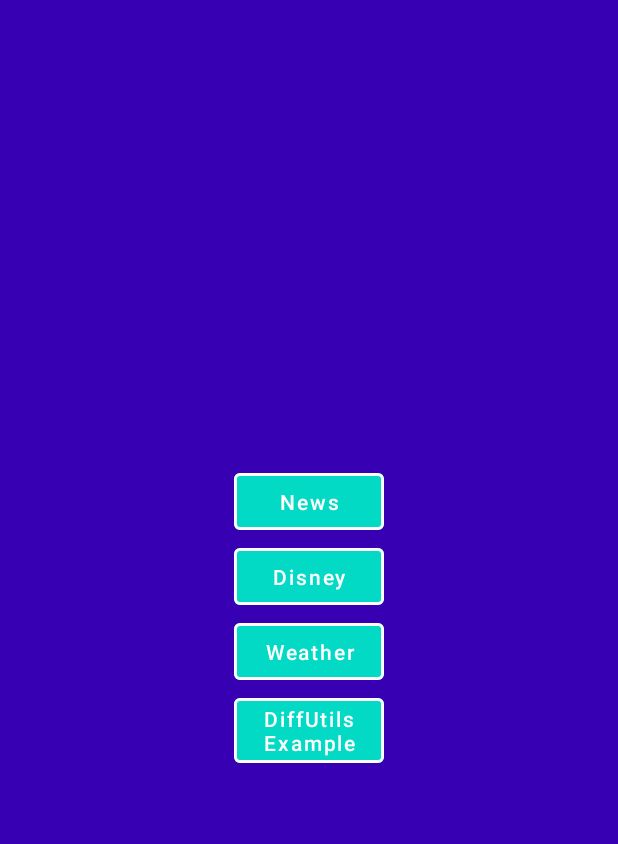
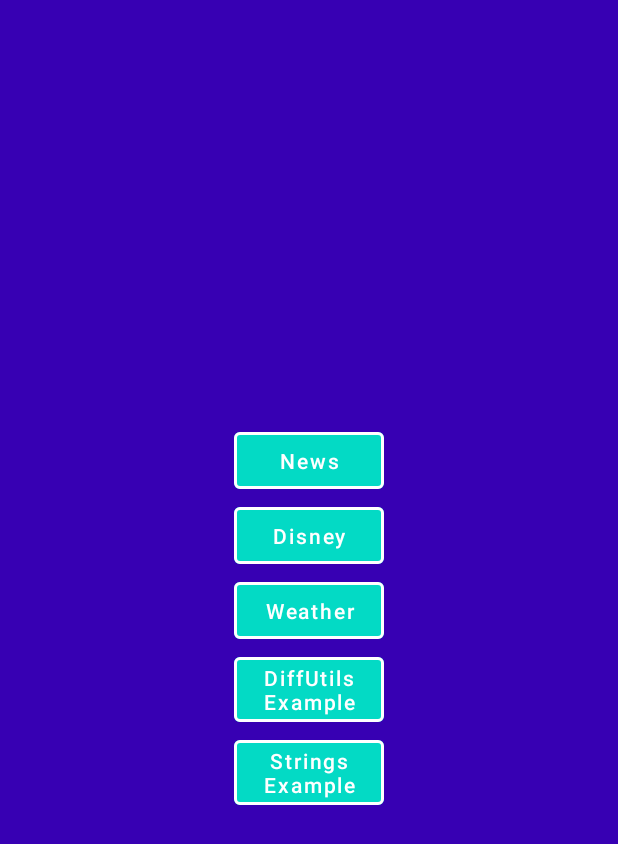
Before and after one commit to ziselos/AndroidLessonsPart2, an Android app: the screen it shows after launch (HomeActivity), on a phone screen of 412 x 824 dp. Shown: the top 844 px of the screen. Run offline under Robolectric (Android 15) with nearby library versions, the phone set to English and light mode, and no system bars.

Commit message:
Locale example

```diff
--- a/app/src/main/AndroidManifest.xml
+++ b/app/src/main/AndroidManifest.xml
@@ -30,6 +30,7 @@
         <activity android:name=".ui.activity.WeatherCitiesActivity"/>
         <activity android:name=".ui.activity.WeatherForecastActivity"/>
         <activity android:name=".ui.activity.DiffUtilExampleActivity"/>
+        <activity android:name=".ui.activity.StringsExampleActivity"/>
     </application>
 
 </manifest>
--- a/app/src/main/java/com/example/androidlessonspart2/ui/activity/HomeActivity.kt
+++ b/app/src/main/java/com/example/androidlessonspart2/ui/activity/HomeActivity.kt
@@ -43,6 +43,12 @@ class HomeActivity: AppCompatActivity() {
                     startActivity(it)
                 }
             }
+
+            stringsExample.setOnClickListener {
+                Intent(this@HomeActivity, StringsExampleActivity::class.java).also {
+                    startActivity(it)
+                }
+            }
         }
     }
 
--- a/app/src/main/res/layout/activity_home.xml
+++ b/app/src/main/res/layout/activity_home.xml
@@ -70,6 +70,19 @@
             style="@style/Widget.MaterialComponents.Button.OutlinedButton"
             android:textSize="@dimen/common_text_size_fourteen"/>
 
+        <com.google.android.material.button.MaterialButton
+            android:id="@+id/stringsExample"
+            android:layout_width="@dimen/common_one_hundred_dp"
+            android:layout_height="wrap_content"
+            android:text="Strings Example"
+            android:textAllCaps="false"
+            android:textColor="@color/white"
+            app:strokeColor="@color/white"
+            app:backgroundTint="@color/teal_200"
+            app:strokeWidth="2dp"
+            style="@style/Widget.MaterialComponents.Button.OutlinedButton"
+            android:textSize="@dimen/common_text_size_fourteen"/>
+
 
     </LinearLayout>
 
--- a/app/src/main/res/values/strings.xml
+++ b/app/src/main/res/values/strings.xml
@@ -13,6 +13,7 @@
     <string name="demo_screen_subtitle">Subtitle</string>
     <string name="demo_screen_main_text">This is tha main text on our screen.</string>
     <string name="demo_screen_toast_message">This is a random message.</string>
+    <string name="demo_screen_button_text">Click</string>
 
 
 </resources>
```
Also changed, not shown: app/src/main/java/com/example/androidlessonspart2/ui/activity/StringsExampleActivity.kt (added, +27 -0 lines), app/src/main/res/layout/activity_strings_example.xml (added, +60 -0 lines), 1 other file.
